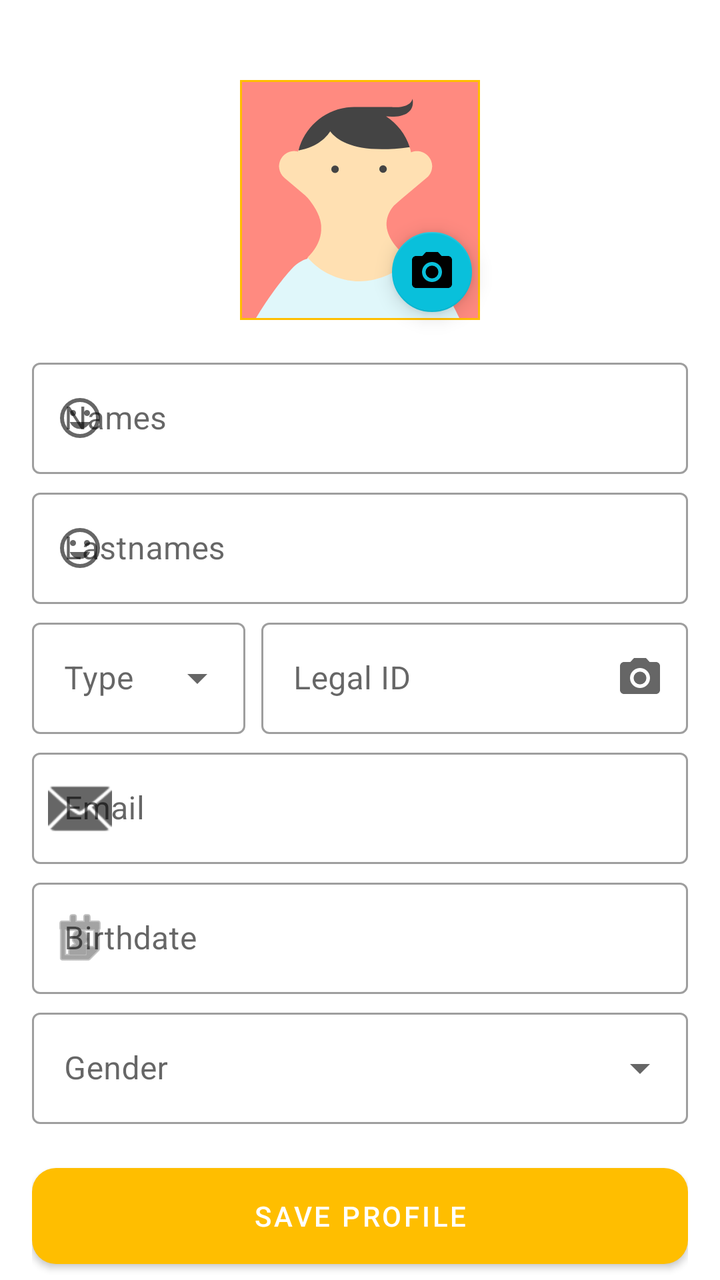
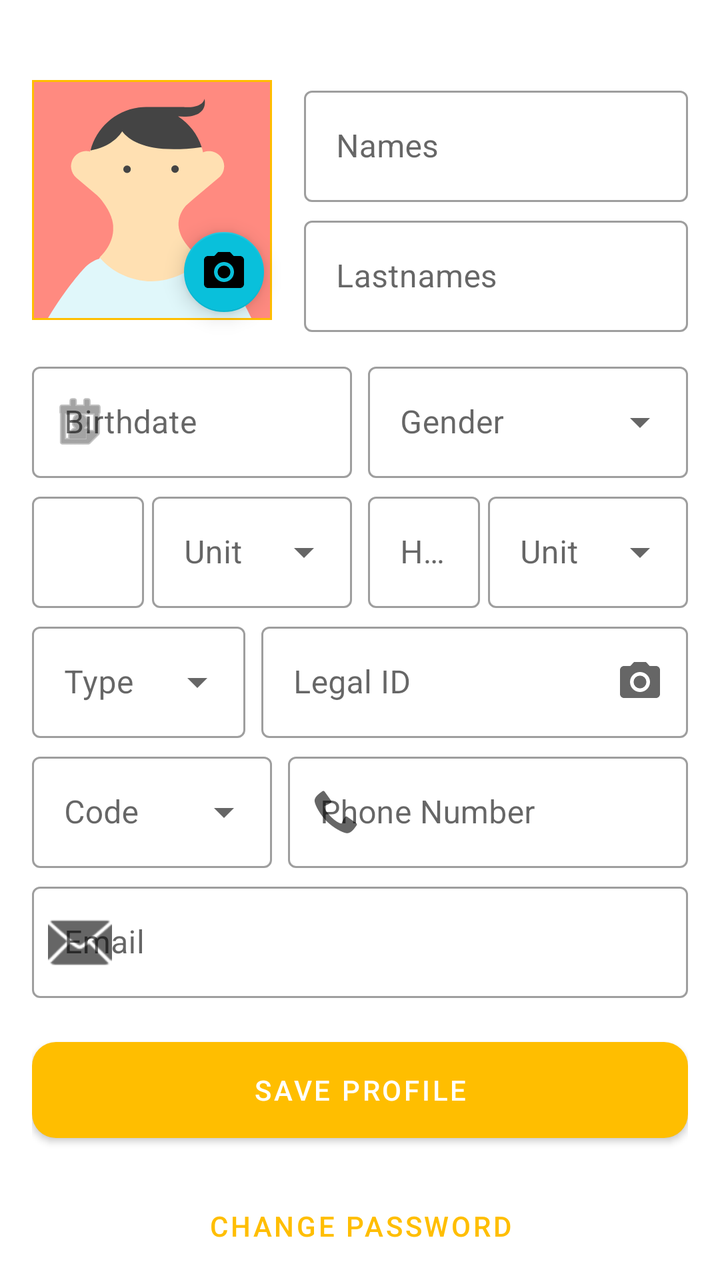

Two renders of the same Android screen: before a commit and after it. Below are the layout's source before the change and the commit's diff.
<!-- AndroidManifest.xml: application theme Theme.QhagoApp -->
<!-- res/layout/fragment_profile.xml -->
<?xml version="1.0" encoding="utf-8"?>
<androidx.core.widget.NestedScrollView xmlns:android="http://schemas.android.com/apk/res/android"
    xmlns:app="http://schemas.android.com/apk/res-auto"
    xmlns:tools="http://schemas.android.com/tools"
    android:layout_width="match_parent"
    android:layout_height="match_parent"
    android:fillViewport="true"
    android:background="?attr/colorSurface">

    <androidx.constraintlayout.widget.ConstraintLayout
        android:layout_width="match_parent"
        android:layout_height="wrap_content"
        android:paddingHorizontal="@dimen/fragment_horizontal_margin"
        android:paddingVertical="24dp">

        
        <com.google.android.material.imageview.ShapeableImageView
            android:id="@+id/iv_profile_image"
            android:layout_width="120dp"
            android:layout_height="120dp"
            android:layout_marginTop="16dp"
            android:scaleType="centerCrop"
            app:shapeAppearanceOverlay="@style/ShapeAppearance.MaterialComponents.LargeComponent"
            app:strokeColor="?attr/colorPrimary"
            app:strokeWidth="2dp"
            app:layout_constraintTop_toTopOf="parent"
            app:layout_constraintStart_toStartOf="parent"
            app:layout_constraintEnd_toEndOf="parent"
            android:src="@drawable/avatar_1"
            android:contentDescription="@string/profile_image_content_description" />

        <com.google.android.material.floatingactionbutton.FloatingActionButton
            android:id="@+id/fab_edit_image"
            android:layout_width="wrap_content"
            android:layout_height="wrap_content"
            app:fabSize="mini"
            app:srcCompat="@drawable/ic_camera_black_24dp"
            app:layout_constraintBottom_toBottomOf="@id/iv_profile_image"
            app:layout_constraintEnd_toEndOf="@id/iv_profile_image"
            android:contentDescription="@string/profile_image_content_description" />

        
        <com.google.android.material.textfield.TextInputLayout
            android:id="@+id/til_names"
            style="@style/Widget.MaterialComponents.TextInputLayout.OutlinedBox"
            android:layout_width="match_parent"
            android:layout_height="wrap_content"
            android:layout_marginTop="16dp"
            android:hint="@string/prompt_names"
            app:startIconDrawable="@drawable/ic_profile"
            app:layout_constraintTop_toBottomOf="@id/iv_profile_image">

            <com.google.android.material.textfield.TextInputEditText
                android:id="@+id/et_names"
                android:layout_width="match_parent"
                android:layout_height="wrap_content"
                android:inputType="textPersonName" />
        </com.google.android.material.textfield.TextInputLayout>

        
        <com.google.android.material.textfield.TextInputLayout
            android:id="@+id/til_lastnames"
            style="@style/Widget.MaterialComponents.TextInputLayout.OutlinedBox"
            android:layout_width="match_parent"
            android:layout_height="wrap_content"
            android:layout_marginTop="4dp"
            android:hint="@string/prompt_lastnames"
            app:startIconDrawable="@drawable/ic_profile"
            app:layout_constraintTop_toBottomOf="@id/til_names">

            <com.google.android.material.textfield.TextInputEditText
                android:id="@+id/et_lastnames"
                android:layout_width="match_parent"
                android:layout_height="wrap_content"
                android:inputType="textPersonName" />
        </com.google.android.material.textfield.TextInputLayout>

        
        <LinearLayout
            android:id="@+id/ll_document"
            android:layout_width="match_parent"
            android:layout_height="wrap_content"
            android:layout_marginTop="4dp"
            android:orientation="horizontal"
            app:layout_constraintTop_toBottomOf="@id/til_lastnames">

            <com.google.android.material.textfield.TextInputLayout
                android:id="@+id/til_document_type"
                style="@style/Widget.MaterialComponents.TextInputLayout.OutlinedBox.ExposedDropdownMenu"
                android:layout_width="0dp"
                android:layout_height="wrap_content"
                android:layout_weight="1"
                android:hint="Type">

                <AutoCompleteTextView
                    android:id="@+id/act_document_type"
                    android:layout_width="match_parent"
                    android:layout_height="wrap_content"
                    android:inputType="none" />
            </com.google.android.material.textfield.TextInputLayout>

            <com.google.android.material.textfield.TextInputLayout
                android:id="@+id/til_legal_id"
                style="@style/Widget.MaterialComponents.TextInputLayout.OutlinedBox"
                android:layout_width="0dp"
                android:layout_height="wrap_content"
                android:layout_weight="2"
                android:layout_marginStart="8dp"
                android:hint="@string/prompt_legal_id"
                app:endIconMode="custom"
                app:endIconDrawable="@drawable/ic_camera_black_24dp"
                app:endIconContentDescription="Scan ID">

                <com.google.android.material.textfield.TextInputEditText
                    android:id="@+id/et_legal_id"
                    android:layout_width="match_parent"
                    android:layout_height="wrap_content"
                    android:inputType="text" />
            </com.google.android.material.textfield.TextInputLayout>
        </LinearLayout>

        
        <com.google.android.material.textfield.TextInputLayout
            android:id="@+id/til_email"
            style="@style/Widget.MaterialComponents.TextInputLayout.OutlinedBox"
            android:layout_width="match_parent"
            android:layout_height="wrap_content"
            android:layout_marginTop="4dp"
            android:hint="@string/prompt_email"
            app:startIconDrawable="@android:drawable/ic_dialog_email"
            app:layout_constraintTop_toBottomOf="@id/ll_document">

            <com.google.android.material.textfield.TextInputEditText
                android:id="@+id/et_email"
                android:layout_width="match_parent"
                android:layout_height="wrap_content"
                android:inputType="textEmailAddress"
                android:enabled="false" />
        </com.google.android.material.textfield.TextInputLayout>

        
        <com.google.android.material.textfield.TextInputLayout
            android:id="@+id/til_birthdate"
            style="@style/Widget.MaterialComponents.TextInputLayout.OutlinedBox"
            android:layout_width="match_parent"
            android:layout_height="wrap_content"
            android:layout_marginTop="4dp"
            android:hint="@string/prompt_birthdate"
            app:startIconDrawable="@android:drawable/ic_menu_my_calendar"
            app:layout_constraintTop_toBottomOf="@id/til_email">

            <com.google.android.material.textfield.TextInputEditText
                android:id="@+id/et_birthdate"
                android:layout_width="match_parent"
                android:layout_height="wrap_content"
                android:focusable="false"
                android:inputType="none" />
        </com.google.android.material.textfield.TextInputLayout>

        
        <com.google.android.material.textfield.TextInputLayout
            android:id="@+id/til_gender"
            style="@style/Widget.MaterialComponents.TextInputLayout.OutlinedBox.ExposedDropdownMenu"
            android:layout_width="match_parent"
            android:layout_height="wrap_content"
            android:layout_marginTop="4dp"
            android:hint="@string/prompt_gender"
            app:layout_constraintTop_toBottomOf="@id/til_birthdate">

            <AutoCompleteTextView
                android:id="@+id/act_gender"
                android:layout_width="match_parent"
                android:layout_height="wrap_content"
                android:inputType="none" />
        </com.google.android.material.textfield.TextInputLayout>

        
        <com.google.android.material.button.MaterialButton
            android:id="@+id/btn_save_profile"
            android:layout_width="match_parent"
            android:layout_height="60dp"
            android:layout_marginTop="16dp"
            android:text="@string/action_save_profile"
            app:cornerRadius="12dp"
            app:layout_constraintTop_toBottomOf="@id/til_gender" />

        
        <com.google.android.material.button.MaterialButton
            android:id="@+id/btn_change_password"
            style="@style/Widget.MaterialComponents.Button.TextButton"
            android:layout_width="match_parent"
            android:layout_height="60dp"
            android:layout_marginTop="8dp"
            android:layout_marginBottom="16dp"
            android:text="@string/action_change_password"
            app:layout_constraintTop_toBottomOf="@id/btn_save_profile"
            app:layout_constraintBottom_toBottomOf="parent" />

        <ProgressBar
            android:id="@+id/pb_profile_loading"
            android:layout_width="wrap_content"
            android:layout_height="wrap_content"
            android:visibility="gone"
            app:layout_constraintTop_toTopOf="parent"
            app:layout_constraintBottom_toBottomOf="parent"
            app:layout_constraintStart_toStartOf="parent"
            app:layout_constraintEnd_toEndOf="parent" />

    </androidx.constraintlayout.widget.ConstraintLayout>

</androidx.core.widget.NestedScrollView>
<!-- resources referenced by this layout -->
<resources>
  <dimen name="fragment_horizontal_margin">16dp</dimen>
  <!-- drawable avatar_1: vector/xml drawable (drawable, 2395 chars, omitted) -->
  <!-- drawable ic_camera_black_24dp (drawable) -->
  <vector xmlns:android="http://schemas.android.com/apk/res/android"
      android:width="24dp"
      android:height="24dp"
      android:viewportWidth="24.0"
      android:viewportHeight="24.0">
      <path
          android:fillColor="#FF000000"
          android:pathData="M12,12m-3.2,0a3.2,3.2 0,1 1,6.4 0a3.2,3.2 0,1 1,-6.4 0" />
      <path
          android:fillColor="#FF000000"
          android:pathData="M9,2L7.17,4H4c-1.1,0 -2,0.9 -2,2v12c0,1.1 0.9,2 2,2h16c1.1,0 2,-0.9 2,-2V6c0,-1.1 -0.9,-2 -2,-2h-3.17L15,2H9zm3,15c-2.76,0 -5,-2.24 -5,-5s2.24,-5 5,-5 5,2.24 5,5 -2.24,5 -5,5z" />
  </vector>
  <!-- drawable ic_profile (drawable) -->
  <vector xmlns:android="http://schemas.android.com/apk/res/android" android:height="24dp" android:tint="#000000" android:viewportHeight="960" android:viewportWidth="960" android:width="24dp">
        
      <path android:fillColor="@android:color/white" android:pathData="M620,440Q645,440 662.5,422.5Q680,405 680,380Q680,355 662.5,337.5Q645,320 620,320Q595,320 577.5,337.5Q560,355 560,380Q560,405 577.5,422.5Q595,440 620,440ZM340,440Q365,440 382.5,422.5Q400,405 400,380Q400,355 382.5,337.5Q365,320 340,320Q315,320 297.5,337.5Q280,355 280,380Q280,405 297.5,422.5Q315,440 340,440ZM603.5,661.5Q659,623 684,560L276,560Q301,623 356.5,661.5Q412,700 480,700Q548,700 603.5,661.5ZM324,848.5Q251,817 197,763Q143,709 111.5,636Q80,563 80,480Q80,397 111.5,324Q143,251 197,197Q251,143 324,111.5Q397,80 480,80Q563,80 636,111.5Q709,143 763,197Q817,251 848.5,324Q880,397 880,480Q880,563 848.5,636Q817,709 763,763Q709,817 636,848.5Q563,880 480,880Q397,880 324,848.5ZM480,480Q480,480 480,480Q480,480 480,480Q480,480 480,480Q480,480 480,480Q480,480 480,480Q480,480 480,480Q480,480 480,480Q480,480 480,480ZM707,707Q800,614 800,480Q800,346 707,253Q614,160 480,160Q346,160 253,253Q160,346 160,480Q160,614 253,707Q346,800 480,800Q614,800 707,707Z"/>
      
  </vector>
  <string name="action_change_password">Change Password</string>
  <string name="action_save_profile">Save Profile</string>
  <string name="profile_image_content_description">Profile Picture</string>
  <string name="prompt_birthdate">Birthdate</string>
  <string name="prompt_email">Email</string>
  <string name="prompt_gender">Gender</string>
  <string name="prompt_lastnames">Lastnames</string>
  <string name="prompt_legal_id">Legal ID</string>
  <string name="prompt_names">Names</string>
  <style name="Theme.QhagoApp" parent="Theme.MaterialComponents.DayNight.DarkActionBar">
          
          <item name="colorPrimary">@color/purple_500</item>
          <item name="colorPrimaryVariant">@color/purple_700</item>
          <item name="colorOnPrimary">@color/white</item>
          
          <item name="colorSecondary">@color/teal_200</item>
          <item name="colorSecondaryVariant">@color/teal_700</item>
          <item name="colorOnSecondary">@color/black</item>
          
          <item name="android:statusBarColor">?attr/colorPrimaryVariant</item>
          
      </style>
  <color name="purple_500">#FFBE00</color>
  <color name="purple_700">#FF9700</color>
  <color name="white">#FFFFFFFF</color>
  <color name="teal_200">#09C0DB</color>
  <color name="teal_700">#007F95</color>
  <color name="black">#FF000000</color>
</resources>

<!-- the commit's change to res/layout/fragment_profile.xml (unified diff, before → after) -->
@@ -25,7 +25,6 @@
             app:strokeWidth="2dp"
             app:layout_constraintTop_toTopOf="parent"
             app:layout_constraintStart_toStartOf="parent"
-            app:layout_constraintEnd_toEndOf="parent"
             android:src="@drawable/avatar_1"
             android:contentDescription="@string/profile_image_content_description" />
 
@@ -43,12 +42,13 @@
         <com.google.android.material.textfield.TextInputLayout
             android:id="@+id/til_names"
             style="@style/Widget.MaterialComponents.TextInputLayout.OutlinedBox"
-            android:layout_width="match_parent"
-            android:layout_height="wrap_content"
-            android:layout_marginTop="16dp"
+            android:layout_width="0dp"
+            android:layout_height="wrap_content"
+            android:layout_marginStart="16dp"
             android:hint="@string/prompt_names"
-            app:startIconDrawable="@drawable/ic_profile"
-            app:layout_constraintTop_toBottomOf="@id/iv_profile_image">
+            app:layout_constraintTop_toTopOf="@id/iv_profile_image"
+            app:layout_constraintStart_toEndOf="@id/iv_profile_image"
+            app:layout_constraintEnd_toEndOf="parent">
 
             <com.google.android.material.textfield.TextInputEditText
                 android:id="@+id/et_names"
@@ -57,16 +57,16 @@
                 android:inputType="textPersonName" />
         </com.google.android.material.textfield.TextInputLayout>
 
-        
         <com.google.android.material.textfield.TextInputLayout
             android:id="@+id/til_lastnames"
             style="@style/Widget.MaterialComponents.TextInputLayout.OutlinedBox"
-            android:layout_width="match_parent"
+            android:layout_width="0dp"
             android:layout_height="wrap_content"
             android:layout_marginTop="4dp"
             android:hint="@string/prompt_lastnames"
-            app:startIconDrawable="@drawable/ic_profile"
-            app:layout_constraintTop_toBottomOf="@id/til_names">
+            app:layout_constraintTop_toBottomOf="@id/til_names"
+            app:layout_constraintStart_toStartOf="@id/til_names"
+            app:layout_constraintEnd_toEndOf="parent">
 
             <com.google.android.material.textfield.TextInputEditText
                 android:id="@+id/et_lastnames"
@@ -77,12 +77,128 @@
 
         
         <LinearLayout
-            android:id="@+id/ll_document"
-            android:layout_width="match_parent"
-            android:layout_height="wrap_content"
-            android:layout_marginTop="4dp"
+            android:id="@+id/ll_birth_gender"
+            android:layout_width="match_parent"
+            android:layout_height="wrap_content"
+            android:layout_marginTop="12dp"
             android:orientation="horizontal"
             app:layout_constraintTop_toBottomOf="@id/til_lastnames">
+
+            <com.google.android.material.textfield.TextInputLayout
+                android:id="@+id/til_birthdate"
+                style="@style/Widget.MaterialComponents.TextInputLayout.OutlinedBox"
+                android:layout_width="0dp"
+                android:layout_height="wrap_content"
+                android:layout_weight="1"
+                android:hint="@string/prompt_birthdate"
+                app:startIconDrawable="@android:drawable/ic_menu_my_calendar">
+
+                <com.google.android.material.textfield.TextInputEditText
+                    android:id="@+id/et_birthdate"
+                    android:layout_width="match_parent"
+                    android:layout_height="wrap_content"
+                    android:focusable="false"
+                    android:inputType="none" />
+            </com.google.android.material.textfield.TextInputLayout>
+
+            <com.google.android.material.textfield.TextInputLayout
+                android:id="@+id/til_gender"
+                style="@style/Widget.MaterialComponents.TextInputLayout.OutlinedBox.ExposedDropdownMenu"
+                android:layout_width="0dp"
+                android:layout_height="wrap_content"
+                android:layout_weight="1"
+                android:layout_marginStart="8dp"
+                android:hint="@string/prompt_gender">
+
+                <AutoCompleteTextView
+                    android:id="@+id/act_gender"
+                    android:layout_width="match_parent"
+                    android:layout_height="wrap_content"
+                    android:inputType="none" />
+            </com.google.android.material.textfield.TextInputLayout>
+        </LinearLayout>
+
+        
+        <LinearLayout
+            android:id="@+id/ll_weight_height"
+            android:layout_width="match_parent"
+            android:layout_height="wrap_content"
+            android:layout_marginTop="4dp"
+            android:orientation="horizontal"
+            app:layout_constraintTop_toBottomOf="@id/ll_birth_gender">
+
+            
+            <com.google.android.material.textfield.TextInputLayout
+                android:id="@+id/til_weight"
+                style="@style/Widget.MaterialComponents.TextInputLayout.OutlinedBox"
+                android:layout_width="0dp"
+                android:layout_height="wrap_content"
+                android:layout_weight="1"
+                android:hint="Weight">
+
+                <com.google.android.material.textfield.TextInputEditText
+                    android:id="@+id/et_weight"
+                    android:layout_width="match_parent"
+                    android:layout_height="wrap_content"
+                    android:inputType="numberDecimal" />
+            </com.google.android.material.textfield.TextInputLayout>
+
+            <com.google.android.material.textfield.TextInputLayout
+                android:id="@+id/til_weight_unit"
+                style="@style/Widget.MaterialComponents.TextInputLayout.OutlinedBox.ExposedDropdownMenu"
+                android:layout_width="100dp"
+                android:layout_height="wrap_content"
+                android:layout_marginStart="4dp"
+                android:hint="Unit">
+
+                <AutoCompleteTextView
+                    android:id="@+id/act_weight_unit"
+                    android:layout_width="match_parent"
+                    android:layout_height="wrap_content"
+                    android:inputType="none" />
+            </com.google.android.material.textfield.TextInputLayout>
+
+            
+            <com.google.android.material.textfield.TextInputLayout
+                android:id="@+id/til_height"
+                style="@style/Widget.MaterialComponents.TextInputLayout.OutlinedBox"
+                android:layout_width="0dp"
+                android:layout_height="wrap_content"
+                android:layout_weight="1"
+                android:layout_marginStart="8dp"
+                android:hint="Height">
+
+                <com.google.android.material.textfield.TextInputEditText
+                    android:id="@+id/et_height"
+                    android:layout_width="match_parent"
+                    android:layout_height="wrap_content"
+                    android:inputType="numberDecimal" />
+            </com.google.android.material.textfield.TextInputLayout>
+
+            <com.google.android.material.textfield.TextInputLayout
+                android:id="@+id/til_height_unit"
+                style="@style/Widget.MaterialComponents.TextInputLayout.OutlinedBox.ExposedDropdownMenu"
+                android:layout_width="100dp"
+                android:layout_height="wrap_content"
+                android:layout_marginStart="4dp"
+                android:hint="Unit">
+
+                <AutoCompleteTextView
+                    android:id="@+id/act_height_unit"
+                    android:layout_width="match_parent"
+                    android:layout_height="wrap_content"
+                    android:inputType="none" />
+            </com.google.android.material.textfield.TextInputLayout>
+        </LinearLayout>
+
+        
+        <LinearLayout
+            android:id="@+id/ll_document"
+            android:layout_width="match_parent"
+            android:layout_height="wrap_content"
+            android:layout_marginTop="4dp"
+            android:orientation="horizontal"
+            app:layout_constraintTop_toBottomOf="@id/ll_weight_height">
 
             <com.google.android.material.textfield.TextInputLayout
                 android:id="@+id/til_document_type"
@@ -120,6 +236,47 @@
         </LinearLayout>
 
         
+        <LinearLayout
+            android:id="@+id/ll_phone"
+            android:layout_width="match_parent"
+            android:layout_height="wrap_content"
+            android:layout_marginTop="4dp"
+            android:orientation="horizontal"
+            app:layout_constraintTop_toBottomOf="@id/ll_document">
+
+            <com.google.android.material.textfield.TextInputLayout
+                android:id="@+id/til_country_code"
+                style="@style/Widget.MaterialComponents.TextInputLayout.OutlinedBox.ExposedDropdownMenu"
+                android:layout_width="120dp"
+                android:layout_height="wrap_content"
+                android:hint="Code">
+
+                <AutoCompleteTextView
+                    android:id="@+id/act_country_code"
+                    android:layout_width="match_parent"
+                    android:layout_height="wrap_content"
+                    android:inputType="none" />
+            </com.google.android.material.textfield.TextInputLayout>
+
+            <com.google.android.material.textfield.TextInputLayout
+                android:id="@+id/til_phone"
+                style="@style/Widget.MaterialComponents.TextInputLayout.OutlinedBox"
+                android:layout_width="0dp"
+                android:layout_height="wrap_content"
+                android:layout_weight="1"
+                android:layout_marginStart="8dp"
+                android:hint="Phone Number"
+                app:startIconDrawable="@android:drawable/stat_sys_phone_call">
+
+                <com.google.android.material.textfield.TextInputEditText
+                    android:id="@+id/et_phone"
+                    android:layout_width="match_parent"
+                    android:layout_height="wrap_content"
+                    android:inputType="phone" />
+            </com.google.android.material.textfield.TextInputLayout>
+        </LinearLayout>
+
+        
         <com.google.android.material.textfield.TextInputLayout
             android:id="@+id/til_email"
             style="@style/Widget.MaterialComponents.TextInputLayout.OutlinedBox"
@@ -128,7 +285,7 @@
             android:layout_marginTop="4dp"
             android:hint="@string/prompt_email"
             app:startIconDrawable="@android:drawable/ic_dialog_email"
-            app:layout_constraintTop_toBottomOf="@id/ll_document">
+            app:layout_constraintTop_toBottomOf="@id/ll_phone">
 
             <com.google.android.material.textfield.TextInputEditText
                 android:id="@+id/et_email"
@@ -136,42 +293,6 @@
                 android:layout_height="wrap_content"
                 android:inputType="textEmailAddress"
                 android:enabled="false" />
-        </com.google.android.material.textfield.TextInputLayout>
-
-        
-        <com.google.android.material.textfield.TextInputLayout
-            android:id="@+id/til_birthdate"
-            style="@style/Widget.MaterialComponents.TextInputLayout.OutlinedBox"
-            android:layout_width="match_parent"
-            android:layout_height="wrap_content"
-            android:layout_marginTop="4dp"
-            android:hint="@string/prompt_birthdate"
-            app:startIconDrawable="@android:drawable/ic_menu_my_calendar"
-            app:layout_constraintTop_toBottomOf="@id/til_email">
-
-            <com.google.android.material.textfield.TextInputEditText
-                android:id="@+id/et_birthdate"
-                android:layout_width="match_parent"
-                android:layout_height="wrap_content"
-                android:focusable="false"
-                android:inputType="none" />
-        </com.google.android.material.textfield.TextInputLayout>
-
-        
-        <com.google.android.material.textfield.TextInputLayout
-            android:id="@+id/til_gender"
-            style="@style/Widget.MaterialComponents.TextInputLayout.OutlinedBox.ExposedDropdownMenu"
-            android:layout_width="match_parent"
-            android:layout_height="wrap_content"
-            android:layout_marginTop="4dp"
-            android:hint="@string/prompt_gender"
-            app:layout_constraintTop_toBottomOf="@id/til_birthdate">
-
-            <AutoCompleteTextView
-                android:id="@+id/act_gender"
-                android:layout_width="match_parent"
-                android:layout_height="wrap_content"
-                android:inputType="none" />
         </com.google.android.material.textfield.TextInputLayout>
 
         
@@ -182,7 +303,7 @@
             android:layout_marginTop="16dp"
             android:text="@string/action_save_profile"
             app:cornerRadius="12dp"
-            app:layout_constraintTop_toBottomOf="@id/til_gender" />
+            app:layout_constraintTop_toBottomOf="@id/til_email" />
 
         
         <com.google.android.material.button.MaterialButton
<!-- resource entries referenced after the edit -->
@@ -14,12 +14,6 @@
       <path
           android:fillColor="#FF000000"
           android:pathData="M9,2L7.17,4H4c-1.1,0 -2,0.9 -2,2v12c0,1.1 0.9,2 2,2h16c1.1,0 2,-0.9 2,-2V6c0,-1.1 -0.9,-2 -2,-2h-3.17L15,2H9zm3,15c-2.76,0 -5,-2.24 -5,-5s2.24,-5 5,-5 5,2.24 5,5 -2.24,5 -5,5z" />
-  </vector>
-  <!-- drawable ic_profile (drawable) -->
-  <vector xmlns:android="http://schemas.android.com/apk/res/android" android:height="24dp" android:tint="#000000" android:viewportHeight="960" android:viewportWidth="960" android:width="24dp">
-        
-      <path android:fillColor="@android:color/white" android:pathData="M620,440Q645,440 662.5,422.5Q680,405 680,380Q680,355 662.5,337.5Q645,320 620,320Q595,320 577.5,337.5Q560,355 560,380Q560,405 577.5,422.5Q595,440 620,440ZM340,440Q365,440 382.5,422.5Q400,405 400,380Q400,355 382.5,337.5Q365,320 340,320Q315,320 297.5,337.5Q280,355 280,380Q280,405 297.5,422.5Q315,440 340,440ZM603.5,661.5Q659,623 684,560L276,560Q301,623 356.5,661.5Q412,700 480,700Q548,700 603.5,661.5ZM324,848.5Q251,817 197,763Q143,709 111.5,636Q80,563 80,480Q80,397 111.5,324Q143,251 197,197Q251,143 324,111.5Q397,80 480,80Q563,80 636,111.5Q709,143 763,197Q817,251 848.5,324Q880,397 880,480Q880,563 848.5,636Q817,709 763,763Q709,817 636,848.5Q563,880 480,880Q397,880 324,848.5ZM480,480Q480,480 480,480Q480,480 480,480Q480,480 480,480Q480,480 480,480Q480,480 480,480Q480,480 480,480Q480,480 480,480Q480,480 480,480ZM707,707Q800,614 800,480Q800,346 707,253Q614,160 480,160Q346,160 253,253Q160,346 160,480Q160,614 253,707Q346,800 480,800Q614,800 707,707Z"/>
-      
   </vector>
   <string name="action_change_password">Change Password</string>
   <string name="action_save_profile">Save Profile</string>
